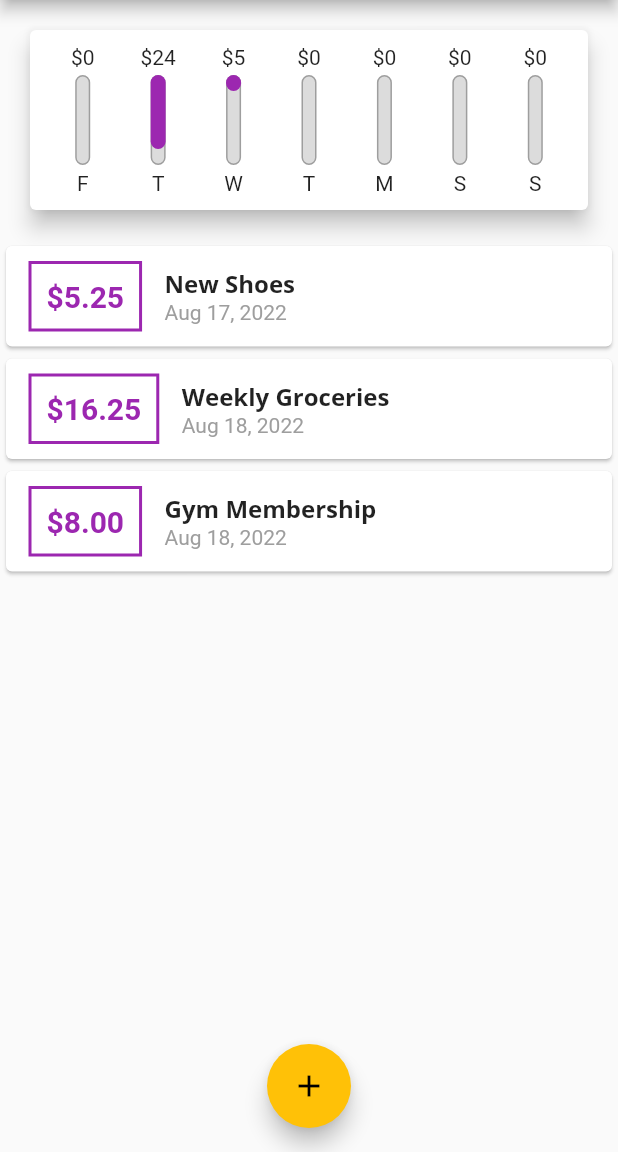
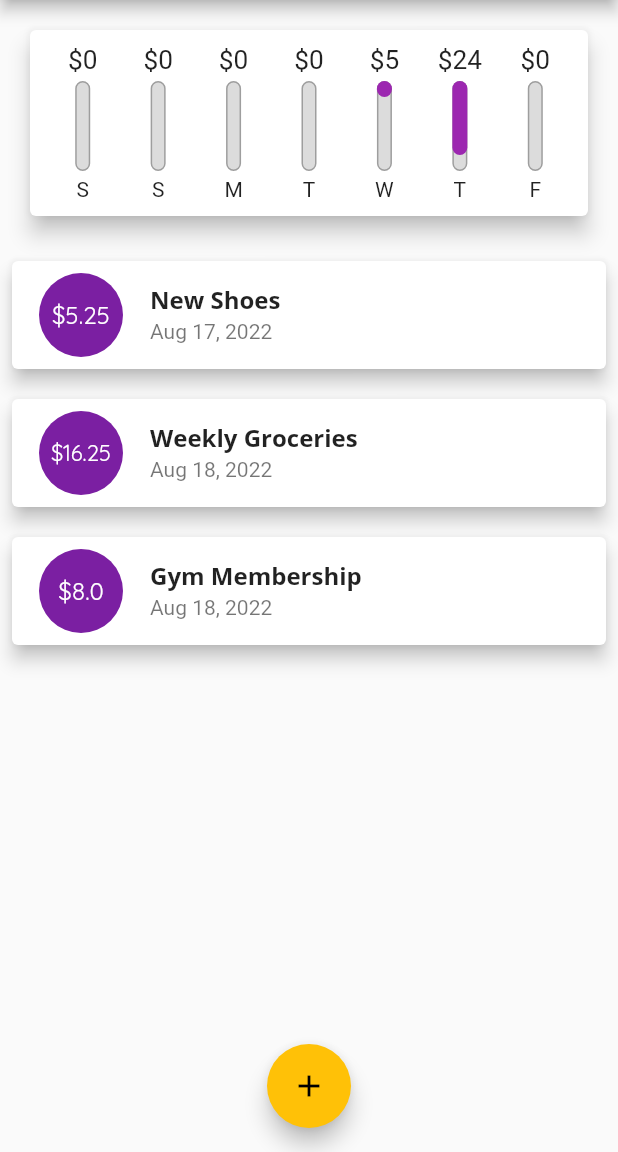
Before and after one commit to erwinmacaraig/flutter-expense-tracker, a Flutter app: the screen it shows after launch, on a phone screen of 412 x 824 dp, the part 84-1236 px from its top. Run offline on Flutter 3.47's test engine with Material 2 defaults, Android fonts, the phone set to English and light mode, and no system bars.

Commit message:
implemented ListTile Widget and fixed bar charts

```diff
--- a/lib/widgets/chart.dart
+++ b/lib/widgets/chart.dart
@@ -24,13 +24,12 @@ class Chart extends StatelessWidget {
           totalSum += recentTransactions[i].amount;
         }
       }
-      print(DateFormat.E().format(weekDay));
-      print(totalSum);
+
       return {
         'day': DateFormat.E().format(weekDay).substring(0, 1),
         'amount': totalSum
       };
-    });
+    }).reversed.toList();
   }
 
   double get totalSpending {
--- a/lib/widgets/chart_bar.dart
+++ b/lib/widgets/chart_bar.dart
@@ -10,9 +10,12 @@ class ChartBar extends StatelessWidget {
   Widget build(BuildContext context) {
     return Column(
       children: [
-        FittedBox(
-          // forces the child to scale and position itself within itself
-          child: Text('\$${spendingAmount.toStringAsFixed(0)}'),
+        Container(
+          height: 20,
+          child: FittedBox(
+            // forces the child to scale and position itself within itself
+            child: Text('\$${spendingAmount.toStringAsFixed(0)}'),
+          ),
         ), //shrinks the text if space is limited
         SizedBox(
           height: 4,
--- a/lib/widgets/transaction_list.dart
+++ b/lib/widgets/transaction_list.dart
@@ -29,14 +29,17 @@ class TransactionList extends StatelessWidget {
               )
             : ListView.builder(
                 itemBuilder: (ctx, index) {
-                  return Card(
-                    child: Row(children: [
+                  //return
+                  Card(
+                    child: Row(
+                      children: [
                         Container(
                           margin: const EdgeInsets.symmetric(
                               vertical: 10, horizontal: 15),
                           decoration: BoxDecoration(
                             border: Border.all(
-                              color: Theme.of(context).primaryColor, width: 2),
+                                color: Theme.of(context).primaryColor,
+                                width: 2),
                           ),
                           padding: const EdgeInsets.all(10),
                           child: Text(
@@ -59,7 +62,30 @@ class TransactionList extends StatelessWidget {
                                 style: const TextStyle(color: Colors.grey))
                           ],
                         )
-                    ]),
+                      ],
+                    ),
+                  );
+
+                  return Card(
+                    margin: EdgeInsets.symmetric(vertical: 10, horizontal: 8),
+                    elevation: 5,
+                    child: ListTile(
+                      leading: CircleAvatar(
+                        radius: 30,
+                        child: Padding(
+                          padding: const EdgeInsets.all(10),
+                          child: FittedBox(
+                            child: Text('\$${transactions[index].amount}'),
+                          ),
+                        ),
+                      ),
+                      title: Text(
+                        transactions[index].title,
+                        style: Theme.of(context).textTheme.titleMedium,
+                      ),
+                      subtitle: Text(
+                          DateFormat.yMMMd().format(transactions[index].date)),
+                    ),
                   );
                 },
                 itemCount: transactions.length,
```
Lines whose indentation alone changed are shown as unchanged.
